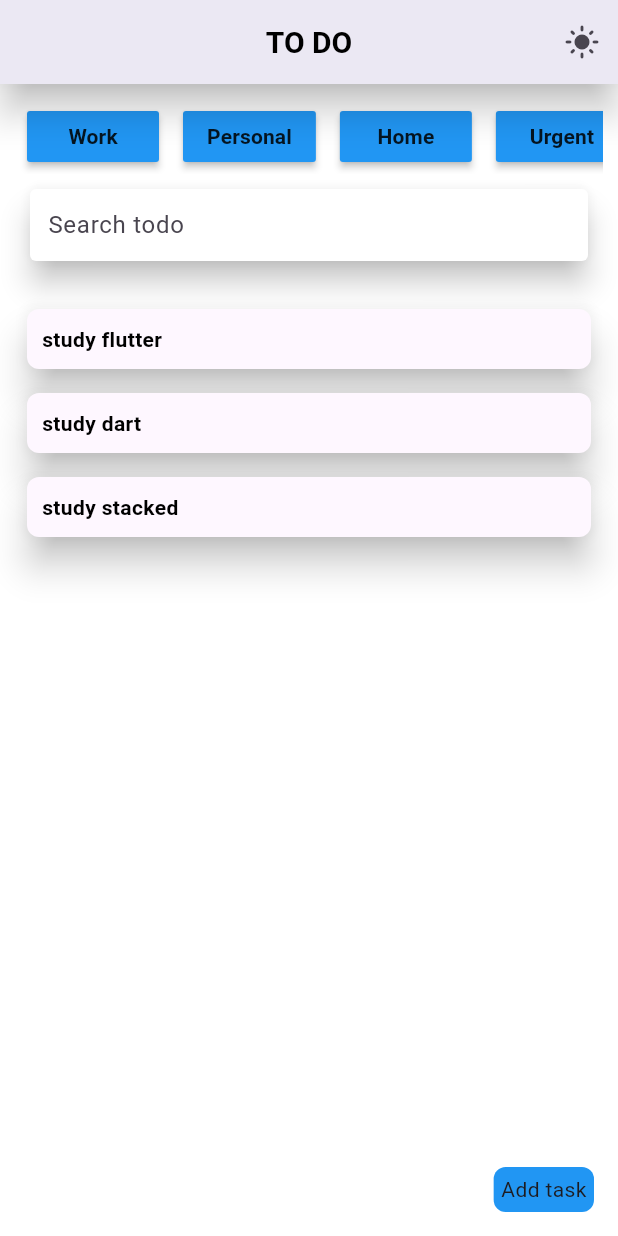
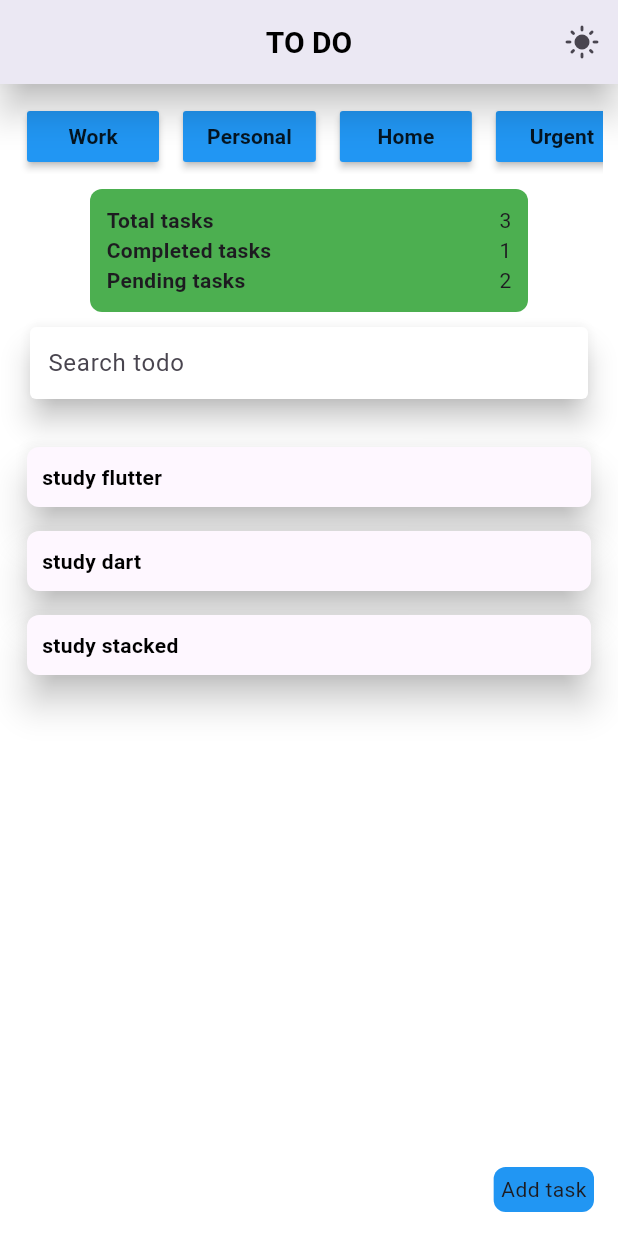
Before and after one commit to YogeshPeriyasamy/todoApp, a Flutter app: the screen it shows after launch, on a phone screen of 412 x 824 dp. Run offline on Flutter 3.47's test engine with Material 3 defaults, Android fonts, the phone set to English and light mode, and no system bars; our stand-ins replace shared_preferences, stacked, stacked_services, stacked_shared.

Commit message:
completed dashboard view

```diff
--- a/lib/ui/views/dashboard/dashboard_view.dart
+++ b/lib/ui/views/dashboard/dashboard_view.dart
@@ -61,6 +61,44 @@ class DashboardView extends StackedView<DashboardViewModel> {
                   }),
             ),
             Container(
+              margin: EdgeInsets.only(top: 10, bottom: 0, left: 50, right: 50),
+              padding: EdgeInsets.all(11),
+              decoration: BoxDecoration(
+                  borderRadius: BorderRadius.circular(8), color: Colors.green),
+              child: Column(
+                children: [
+                  Row(
+                    children: [
+                      Expanded(
+                          child: Text("Total tasks",
+                              style: TextStyle(fontWeight: FontWeight.bold))),
+                      Text(viewModel.todoList.length.toString())
+                    ],
+                  ),
+                  Row(
+                    children: [
+                      Expanded(
+                          child: Text("Completed tasks",
+                              style: TextStyle(
+                                fontWeight: FontWeight.bold,
+                              ))),
+                      Text("1")
+                    ],
+                  ),
+                  Row(
+                    children: [
+                      Expanded(
+                          child: Text(
+                        "Pending tasks",
+                        style: TextStyle(fontWeight: FontWeight.bold),
+                      )),
+                      Text("2")
+                    ],
+                  )
+                ],
+              ),
+            ),
+            Container(
               padding: EdgeInsets.all(10),
               child: Material(
                 elevation: 8,
@@ -109,7 +147,7 @@ class DashboardView extends StackedView<DashboardViewModel> {
                       );
                     }),
               ),
-            )
+            ),
           ],
         ),
       ),
```
